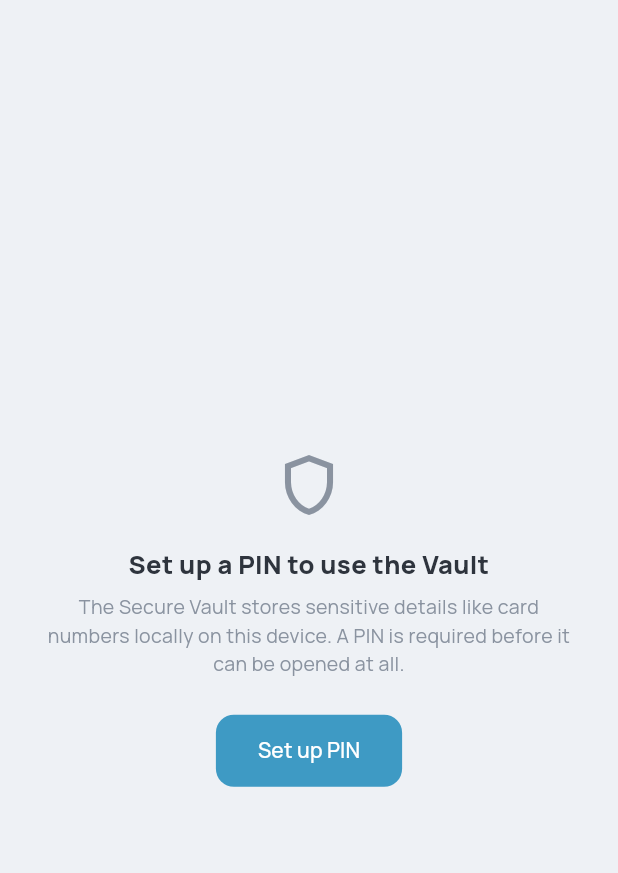
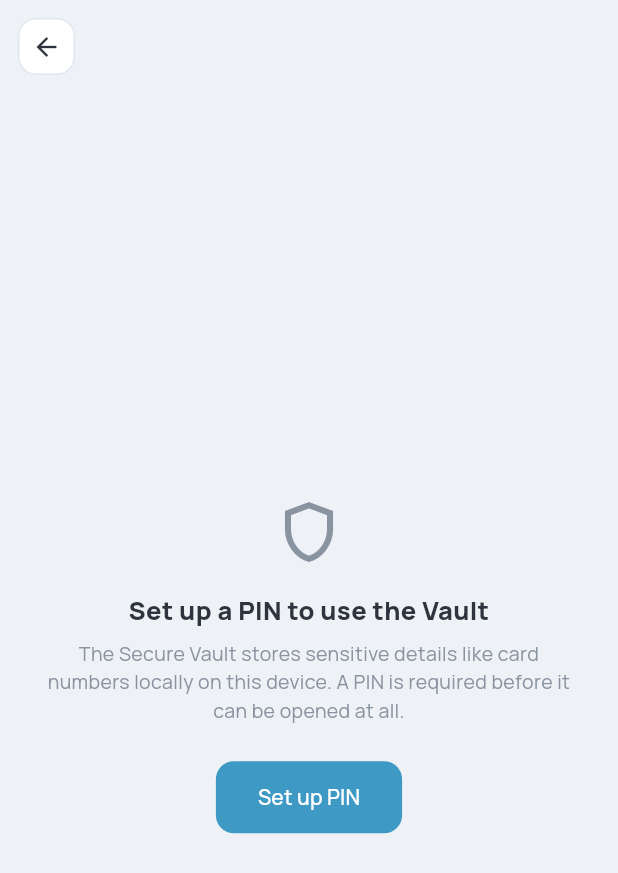
Before and after one commit to mackyten/greyvetro-budget-tracker, a Flutter app: the VaultSetupRequiredScreen screen opened directly, on a phone screen of 412 x 824 dp. Shown: the top 873 px of the screen. Run offline on Flutter 3.47's test engine with Material 3 defaults, Android fonts, the phone set to English and light mode, and no system bars; our stand-ins replace cloud_firestore, csv, file_picker, firebase_auth, firebase_core, fl_chart and 8 more; missing offline and left inert: home_widget; accounts and stored records are empty.

Commit message:
feat: update design tokens and enhance vault UI for better responsiveness

```diff
--- a/lib/core/design_tokens.dart
+++ b/lib/core/design_tokens.dart
@@ -49,14 +49,19 @@ class AppPalette extends ThemeExtension<AppPalette> {
     muted: Color(0xFF8A93A0),
   );
 
+  // User-requested dark palette (2026-08-04), replacing the artifact-sourced
+  // greys with this violet-navy family: bg/surface/surfaceAlt/border map
+  // directly onto the four supplied swatches (darkest to lightest); text/
+  // heading/muted are lighter tints in the same ~245° hue extending that
+  // ramp, since the source palette itself stopped at border.
   static const dark = AppPalette(
-    bg: Color(0xFF12151A),
-    surface: Color(0xFF1A1F26),
-    surfaceAlt: Color(0xFF222834),
-    border: Color(0xFF2C3440),
-    text: Color(0xFFA9B2BF),
-    heading: Color(0xFFE8ECF1),
-    muted: Color(0xFF6B7482),
+    bg: Color(0xFF121420),
+    surface: Color(0xFF1B2432),
+    surfaceAlt: Color(0xFF2C2B3C),
+    border: Color(0xFF403F4C),
+    text: Color(0xFFACAABE),
+    heading: Color(0xFFEDECF3),
+    muted: Color(0xFF6E6C82),
   );
 
   @override
--- a/lib/core/responsive.dart
+++ b/lib/core/responsive.dart
@@ -12,10 +12,6 @@ const double kWideBreakpoint = 680;
 /// keeping the same "left-aligned capped column, not edge-to-edge" intent.
 const double kWideNarrowMaxWidth = 640;
 
-/// Max width for the two-card Assets/Reserved grid in the wide Accounts
-/// section — matches the verified design's `wideAccountsGrid` exactly.
-const double kWideAccountsMaxWidth = 900;
-
 extension ResponsiveContext on BuildContext {
   bool get isWideLayout => MediaQuery.sizeOf(this).width >= kWideBreakpoint;
 }
--- a/lib/features/vault/ui/vault_setup_required_screen.dart
+++ b/lib/features/vault/ui/vault_setup_required_screen.dart
@@ -4,6 +4,7 @@ import '../../../core/adaptive_route.dart';
 import '../../../core/design_tokens.dart';
 import '../../../core/pin_lock/create_pin_screen.dart';
 import '../../../core/pin_lock/pin_store.dart';
+import '../../net_worth/ui/ghost_icon_button.dart';
 import '../data/vault_store.dart';
 import 'vault_home_screen.dart';
 
@@ -31,12 +32,32 @@ class VaultSetupRequiredScreen extends StatelessWidget {
     final palette = context.palette;
     return Scaffold(
       body: SafeArea(
+        child: Column(
+          children: [
+            Padding(
+              padding: const EdgeInsets.all(12),
+              child: Align(
+                alignment: Alignment.topLeft,
+                child: GhostIconButton(
+                  icon: Icons.arrow_back,
+                  onPressed: () => Navigator.of(context).pop(),
+                ),
+              ),
+            ),
+            Expanded(
+              child: Center(
+                child: ConstrainedBox(
+                  constraints: const BoxConstraints(maxWidth: 440),
                   child: Padding(
-          padding: const EdgeInsets.all(28),
+                    padding: const EdgeInsets.symmetric(horizontal: 28),
                     child: Column(
                       mainAxisAlignment: MainAxisAlignment.center,
                       children: [
-              Icon(Icons.shield_outlined, size: 48, color: palette.muted),
+                        Icon(
+                          Icons.shield_outlined,
+                          size: 48,
+                          color: palette.muted,
+                        ),
                         const SizedBox(height: 16),
                         Text(
                           'Set up a PIN to use the Vault',
@@ -79,6 +100,11 @@ class VaultSetupRequiredScreen extends StatelessWidget {
                     ),
                   ),
                 ),
+              ),
+            ),
+          ],
+        ),
+      ),
     );
   }
 }
```
Also changed, not shown: lib/features/net_worth/ui/manage_accounts_screen.dart (+1 -8 lines), lib/features/vault/ui/vault_home_screen.dart (+52 -10 lines), lib/features/vault/ui/vault_item_editor_sheet.dart (+120 -31 lines). Lines whose indentation alone changed are shown as unchanged.
